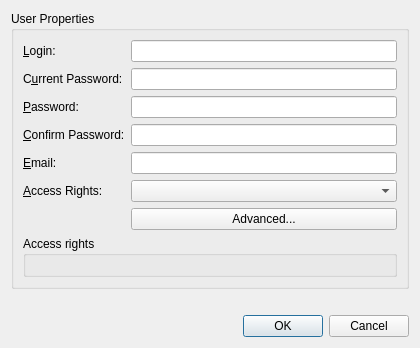
networkoptix/nx_open, file client/src/ui/dialogs/user_settings_dialog.ui: the form before one commit.
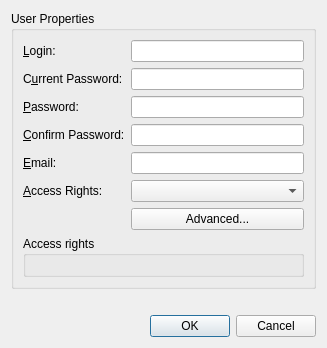
The form after the commit.

What changed in the file:
```diff
--- a/client/src/ui/dialogs/user_settings_dialog.ui
+++ b/client/src/ui/dialogs/user_settings_dialog.ui
@@ -6,7 +6,7 @@
    <rect>
     <x>0</x>
     <y>0</y>
-    <width>420</width>
+    <width>327</width>
     <height>354</height>
    </rect>
   </property>
@@ -193,6 +193,9 @@
      <property name="alignment">
       <set>Qt::AlignRight|Qt::AlignTrailing|Qt::AlignVCenter</set>
      </property>
+     <property name="wordWrap">
+      <bool>true</bool>
+     </property>
     </widget>
    </item>
    <item>
```
